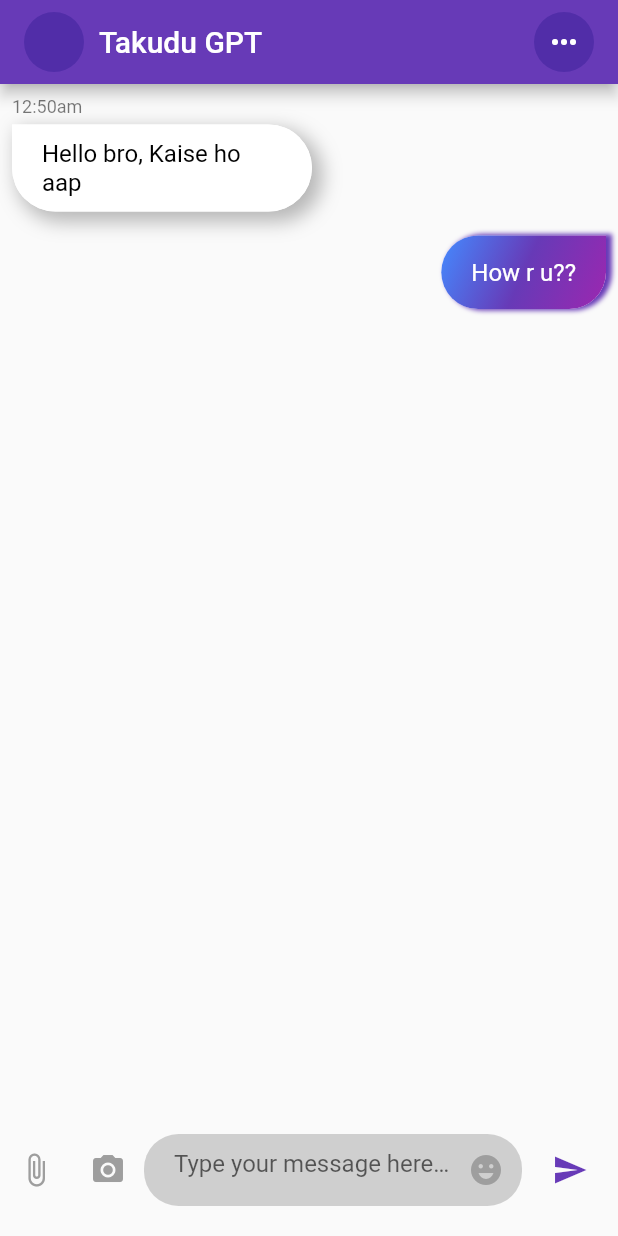
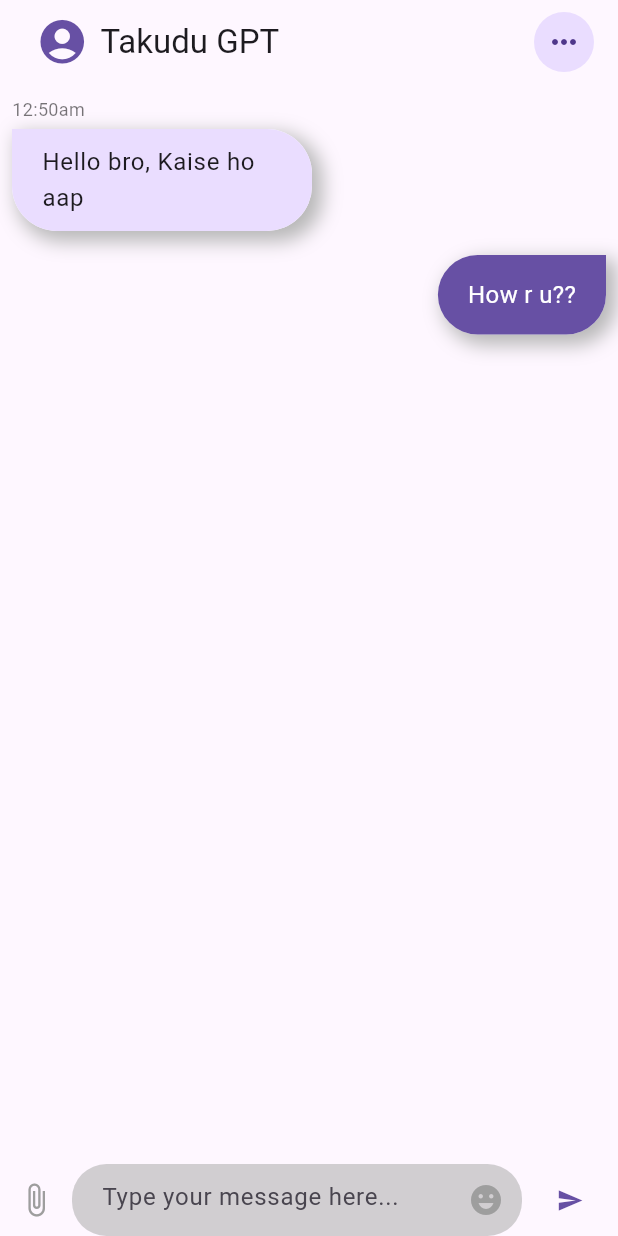
Before and after one commit to cyblogerz/Takudu_GPT, a Flutter app: the screen it shows after launch, on a phone screen of 412 x 824 dp. Run offline on Flutter 3.47's test engine with Material 2 defaults, Android fonts, the phone set to English and light mode, and no system bars; our stand-ins replace flutter_riverpod, font_awesome_flutter; Roboto replaces fonts that are missing (Metropolis).

Commit message:
Added theme support

```diff
--- /dev/null
+++ b/lib/config/themes/dark_theme.dart
@@ -0,0 +1,3 @@
+import 'package:flutter/material.dart';
+
+final darkTheme1 = ThemeData.dark(useMaterial3: true);
--- /dev/null
+++ b/lib/config/themes/light_theme.dart
@@ -0,0 +1,10 @@
+import 'package:flutter/material.dart';
+
+final lightTheme1 = ThemeData(
+    primarySwatch: Colors.deepPurple,
+    useMaterial3: true,
+    brightness: Brightness.light);
+
+// final darkTheme1 = ThemeData.dark().copyWith(
+//   primaryColor: Colors.purple
+// );
--- a/lib/main.dart
+++ b/lib/main.dart
@@ -1,6 +1,9 @@
 import 'package:flutter/material.dart';
 import 'package:flutter_riverpod/flutter_riverpod.dart';
+import 'package:takudu_gpt/config/themes/light_theme.dart';
 import 'package:takudu_gpt/presentation/screens/chat_home.dart';
+
+import 'config/themes/dark_theme.dart';
 
 void main() {
   runApp(const ProviderScope(child: const MyApp()));
@@ -13,9 +16,8 @@ class MyApp extends StatelessWidget {
   @override
   Widget build(BuildContext context) {
     return MaterialApp(
-      theme: ThemeData(
-        primarySwatch: Colors.deepPurple,
-      ),
+      debugShowCheckedModeBanner: false,
+      theme: lightTheme1,
       title: 'Flutter Demo',
       home: ChatHome(),
     );
--- a/lib/presentation/screens/chat_home.dart
+++ b/lib/presentation/screens/chat_home.dart
@@ -20,15 +20,20 @@ class _ChatHomeState extends ConsumerState<ChatHome> {
   @override
   Widget build(BuildContext context) {
     return Scaffold(
+      backgroundColor: Theme.of(context).colorScheme.surface,
       appBar: AppBar(
         title: Row(
           mainAxisAlignment: MainAxisAlignment.spaceBetween,
           children: [
             Row(
               children: [
-                CircleAvatar(),
-                SizedBox(
-                  width: 10,
+                IconButton(
+                  iconSize: 35,
+                  icon: Icon(
+                    Icons.account_circle,
+                    color: Theme.of(context).colorScheme.primary,
+                  ),
+                  onPressed: () {},
                 ),
                 Text("Takudu GPT"),
               ],
@@ -42,10 +47,12 @@ class _ChatHomeState extends ConsumerState<ChatHome> {
           ],
         ),
       ),
-      body: Column(
-        mainAxisAlignment: MainAxisAlignment.spaceBetween,
-        crossAxisAlignment: CrossAxisAlignment.stretch,
-        children: [Expanded(child: MessageStream()), ChatEntry()],
+      body: SafeArea(
+        child: Column(
+          mainAxisAlignment: MainAxisAlignment.spaceBetween,
+          crossAxisAlignment: CrossAxisAlignment.stretch,
+          children: [Expanded(child: MessageStream()), ChatEntry()],
+        ),
       ),
     );
   }
--- a/lib/presentation/widgets/chat_entry.dart
+++ b/lib/presentation/widgets/chat_entry.dart
@@ -11,7 +11,6 @@ class ChatEntry extends ConsumerWidget {
   @override
   Widget build(BuildContext context, WidgetRef ref) {
     return Container(
-      padding: const EdgeInsets.only(bottom: 20),
       decoration: kMessageContainerDecoration,
       child: Row(
         crossAxisAlignment: CrossAxisAlignment.center,
@@ -22,12 +21,12 @@ class ChatEntry extends ConsumerWidget {
                 Icons.attach_file,
                 color: Colors.grey,
               )),
-          IconButton(
-              onPressed: () {},
-              icon: const Icon(
-                Icons.camera_alt,
-                color: Colors.grey,
-              )),
+          // IconButton(
+          //     onPressed: () {},
+          //     icon: const Icon(
+          //       Icons.camera_alt,
+          //       color: Colors.grey,
+          //     )),
           Expanded(
             child: Container(
               decoration: const BoxDecoration(
--- a/lib/presentation/widgets/message_bubble.dart
+++ b/lib/presentation/widgets/message_bubble.dart
@@ -16,29 +16,30 @@ class MessageBubble extends StatelessWidget {
           children: [
             Container(
               constraints: const BoxConstraints(minWidth: 0, maxWidth: 200),
-              decoration: const BoxDecoration(
+              decoration: BoxDecoration(
                 borderRadius: BorderRadius.only(
                     bottomLeft: Radius.circular(30.0),
                     topLeft: Radius.circular(30.0),
                     bottomRight: Radius.circular(30.0)),
-                gradient: LinearGradient(
-                  colors: [Colors.purple, Colors.deepPurple, Colors.blueAccent],
-                  begin: Alignment.bottomRight,
-                  end: Alignment.topLeft,
-                ),
+                // gradient: LinearGradient(
+                //   colors: [Colors.purple, Colors.deepPurple, Colors.blueAccent],
+                //   begin: Alignment.bottomRight,
+                //   end: Alignment.topLeft,
+                // ),
+                color: Theme.of(context).colorScheme.primary,
                 boxShadow: [
                   BoxShadow(
-                    color: Colors.deepPurple,
-                    offset: Offset(
-                      3.0,
-                      0.0,
+                    color: Color.fromARGB(255, 183, 183, 183),
+                    offset: const Offset(
+                      5.0,
+                      5.0,
                     ),
-                    blurRadius: 2.0,
-                    spreadRadius: 1.0,
+                    blurRadius: 10.0,
+                    spreadRadius: 2.0,
                   ), //BoxShadow
                   BoxShadow(
                     color: Colors.white,
-                    offset: Offset(0.0, 0.0),
+                    offset: const Offset(0.0, 0.0),
                     blurRadius: 0.0,
                     spreadRadius: 0.0,
                   ), //BoxShadow
@@ -76,7 +77,7 @@ class MessageBubble extends StatelessWidget {
               // elevation: 5.0,
               constraints: BoxConstraints(minWidth: 0, maxWidth: 200),
               decoration: BoxDecoration(
-                color: Colors.white,
+                color: Theme.of(context).colorScheme.primaryContainer,
                 boxShadow: [
                   BoxShadow(
                     color: Color.fromARGB(255, 183, 183, 183),
@@ -103,14 +104,8 @@ class MessageBubble extends StatelessWidget {
               child: Padding(
                 padding: const EdgeInsets.symmetric(
                     vertical: 10.0, horizontal: 20.0),
-                child: Text(
-                  text == null ? '' : text,
-                  style: TextStyle(
-                    fontSize: 16,
-                    color: Colors.black,
-                    fontFamily: 'Metropolis',
-                  ),
-                ),
+                child: Text(text == null ? '' : text,
+                    style: Theme.of(context).textTheme.bodyLarge),
               ),
             ),
           ],
```
